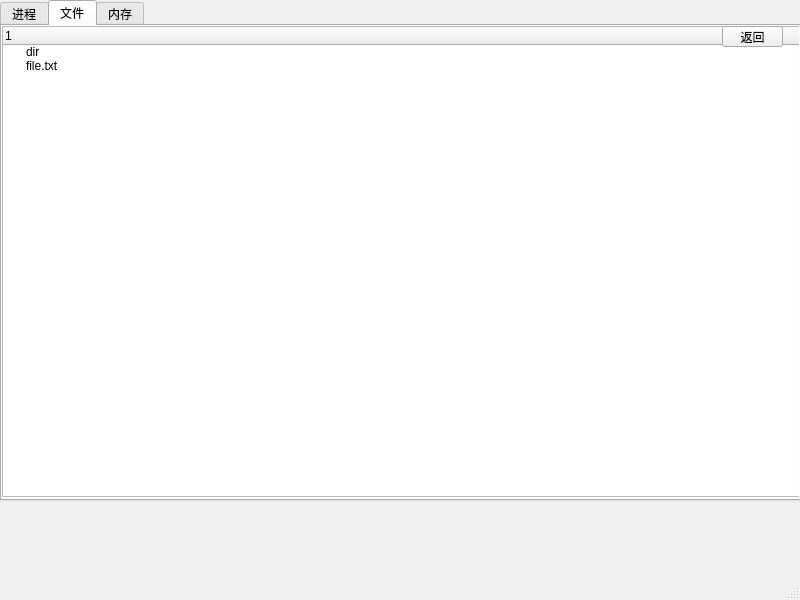
This is mainwindow.ui in projgithub550/SimpleOS as Qt 5 draws it before an edit. The edited form follows.
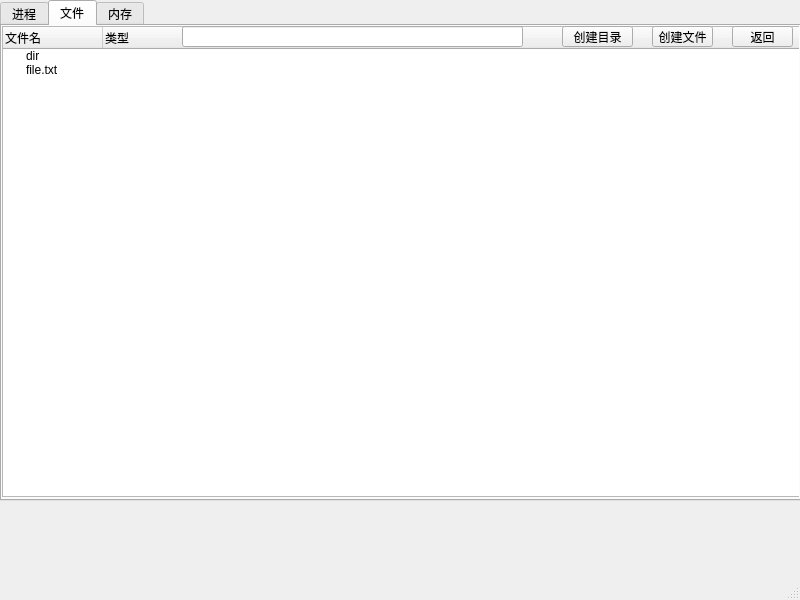
This is the edited form. The open tabs and pages were chosen to show the change.

Patch:
```diff
--- a/mainwindow.ui
+++ b/mainwindow.ui
@@ -86,7 +86,12 @@
       </property>
       <column>
        <property name="text">
-        <string>1</string>
+        <string>文件名</string>
+       </property>
+      </column>
+      <column>
+       <property name="text">
+        <string>类型</string>
        </property>
       </column>
       <item>
@@ -103,7 +108,7 @@
      <widget class="QPushButton" name="pushButton">
       <property name="geometry">
        <rect>
-        <x>720</x>
+        <x>730</x>
         <y>0</y>
         <width>61</width>
         <height>21</height>
@@ -113,6 +118,42 @@
        <string>返回</string>
       </property>
      </widget>
+     <widget class="QPushButton" name="pbt_mkdir">
+      <property name="geometry">
+       <rect>
+        <x>560</x>
+        <y>0</y>
+        <width>71</width>
+        <height>21</height>
+       </rect>
+      </property>
+      <property name="text">
+       <string>创建目录</string>
+      </property>
+     </widget>
+     <widget class="QPushButton" name="pbt_mkfile">
+      <property name="geometry">
+       <rect>
+        <x>650</x>
+        <y>0</y>
+        <width>61</width>
+        <height>21</height>
+       </rect>
+      </property>
+      <property name="text">
+       <string>创建文件</string>
+      </property>
+     </widget>
+     <widget class="QLineEdit" name="le_path">
+      <property name="geometry">
+       <rect>
+        <x>180</x>
+        <y>0</y>
+        <width>341</width>
+        <height>21</height>
+       </rect>
+      </property>
+     </widget>
     </widget>
     <widget class="QWidget" name="memTab">
      <attribute name="title">
```
Left out of the diff: 17 changed lines with no effect on the pictures.
